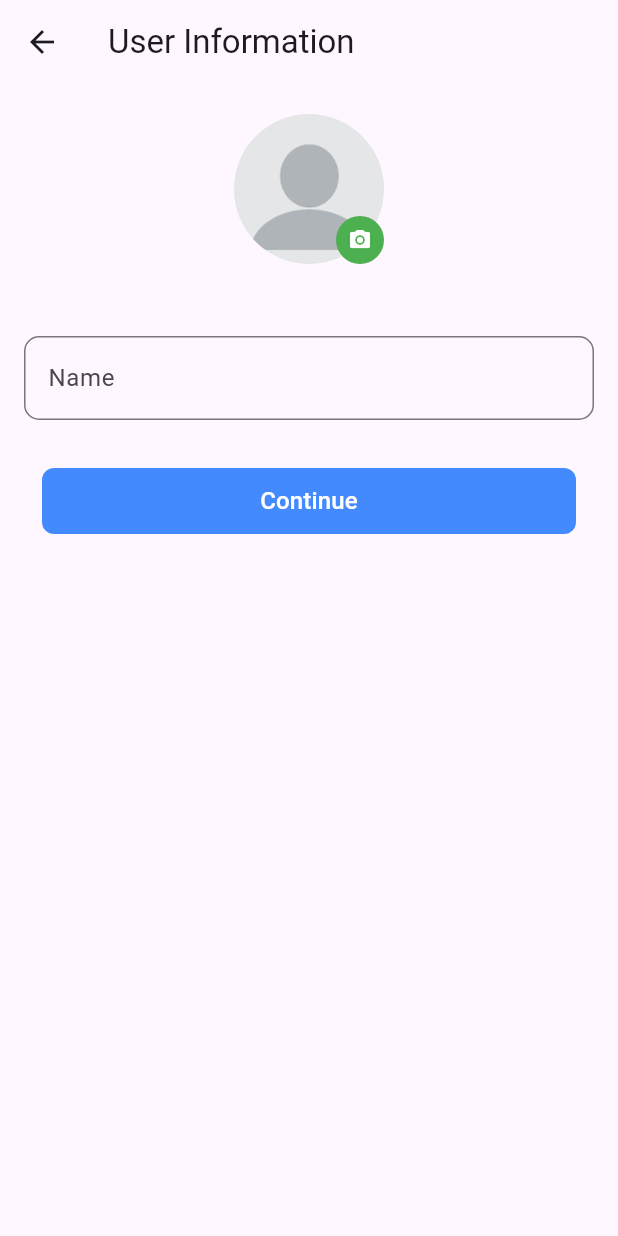
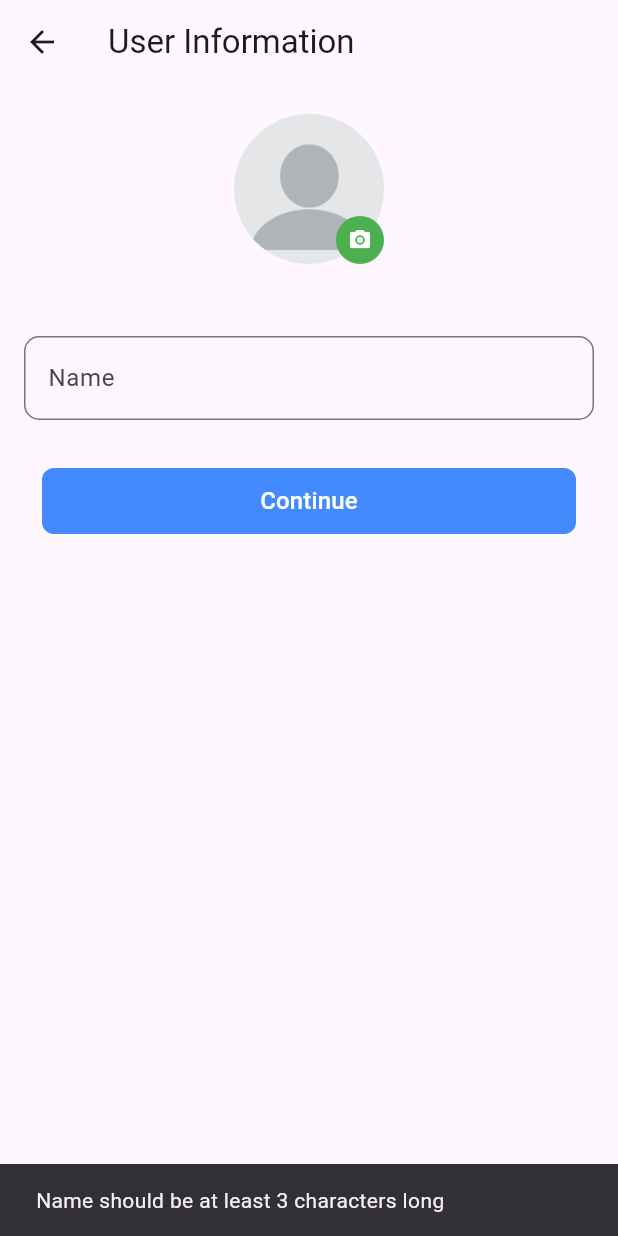
Before and after one commit to Dayoung007/chat_app, a Flutter app: the UserInformationScreen screen opened by its route, after a tap on "Continue", on a phone screen of 412 x 824 dp. Run offline on Flutter 3.47's test engine with Material 3 defaults, Android fonts, the phone set to English and light mode, and no system bars; our stand-ins replace adaptive_theme, cloud_firestore, country_picker, firebase_auth, firebase_core, firebase_storage and 6 more; accounts and stored records are empty.

Commit message:
signin in user and uploading image to fire store

```diff
--- a/lib/authentication/user_information_screen.dart
+++ b/lib/authentication/user_information_screen.dart
@@ -2,8 +2,12 @@ import 'dart:io';
 
 import 'package:flutter/material.dart';
 import 'package:image_cropper/image_cropper.dart';
-import '../utilities/assets_manager.dart';
-import '../utilities/global_method.dart';
+import 'package:new_chat_app/constant.dart';
+import 'package:new_chat_app/models/user_model.dart';
+import 'package:new_chat_app/providers/authentication_provider.dart';
+import 'package:new_chat_app/widget/display_user_image.dart';
+import 'package:provider/provider.dart';
+import 'package:new_chat_app/utilities/global_method.dart';
 
 class UserInformationScreen extends StatefulWidget {
   const UserInformationScreen({super.key});
@@ -26,10 +30,14 @@ class _UserInformationScreenState extends State<UserInformationScreen> {
           showSnackBar(context, message);
         });
     // crop image
-    cropImage(finalFileImage?.path);
+    await cropImage(finalFileImage?.path);
+    popContext();
+  }
+  void popContext() {
+    Navigator.of(context).pop();
   }
 
-  void cropImage(filePath) async {
+  Future<void> cropImage(filePath) async {
     if (filePath != null) {
       CroppedFile? croppedFile = await ImageCropper().cropImage(
           sourcePath: filePath, maxHeight: 800, maxWidth: 800, compressQuality: 90);
@@ -57,7 +65,9 @@ class _UserInformationScreenState extends State<UserInformationScreen> {
   @override
   Widget build(BuildContext context) {
     return Scaffold(
-      appBar: AppBar(title: const Text('User Information'), ),
+      appBar: AppBar(
+        title: const Text('User Information'),
+      ),
       body: Padding(
         padding: const EdgeInsets.symmetric(
           horizontal: 16,
@@ -68,75 +78,18 @@ class _UserInformationScreenState extends State<UserInformationScreen> {
           children: [
             Center(
               child: finalFileImage != null
-                  ? Stack(
-                      children: [
-                        ClipRRect(
-                          borderRadius: BorderRadius.circular(200),
-                          clipBehavior: Clip.antiAlias,
-                          child: Image.file(
-                            finalFileImage!,
-                            width: 100,
-                            height: 100,
-                            fit: BoxFit.cover,
-                          ),
-                        ),
-                        Positioned(
-                          bottom: 0,
-                          right: 0,
-                          child: InkWell(
-                            onTap: () {
-                              buildShowModalBottomSheet(context);
-                            },
-                            child: Container(
-                              padding: const EdgeInsets.all(8),
-                              decoration: BoxDecoration(
-                                color: Colors.green,
-                                borderRadius: BorderRadius.circular(30),
-                              ),
-                              child: const Icon(
-                                Icons.camera_alt_rounded,
-                                size: 16,
-                                color: Colors.white,
-                              ),
-                            ),
-                          ),
-                        )
-                      ],
+                  ? DisplayUserImage(
+                      onPress: () {
+                        buildShowModalBottomSheet(context);
+                      },
+                      isImageFile: true,
+                      finalFileImage: finalFileImage,
                     )
-                  : Stack(
-                      children: [
-                        ClipRRect(
-                          borderRadius: BorderRadius.circular(200),
-                          clipBehavior: Clip.antiAlias,
-                          child: Image.asset(
-                            AssetsManager.userImage,
-                            width: 100,
-                            height: 100,
-                            fit: BoxFit.cover,
-                          ),
-                        ),
-                        Positioned(
-                          bottom: 0,
-                          right: 0,
-                          child: InkWell(
-                            onTap: () {
-                              buildShowModalBottomSheet(context);
-                            },
-                            child: Container(
-                              padding: const EdgeInsets.all(8),
-                              decoration: BoxDecoration(
-                                color: Colors.green,
-                                borderRadius: BorderRadius.circular(30),
-                              ),
-                              child: const Icon(
-                                Icons.camera_alt_rounded,
-                                size: 16,
-                                color: Colors.white,
-                              ),
-                            ),
-                          ),
-                        )
-                      ],
+                  : DisplayUserImage(
+                      onPress: () {
+                        buildShowModalBottomSheet(context);
+                      },
+                      isImageFile: false,
                     ),
             ),
             const SizedBox(height: 48),
@@ -151,7 +104,15 @@ class _UserInformationScreenState extends State<UserInformationScreen> {
             ),
             const SizedBox(height: 24),
             AppButton(
-              action: () {},
+              action: () {
+                if (_nameController.text.isEmpty || _nameController.text.length < 3) {
+                  showSnackBar(context, 'Name should be at least 3 characters long');
+                  return;
+                } else {
+                  saveUserDataToFirestore();
+                }
+                //save the user to firestore
+              },
               buttonText: 'Continue',
               textColor: Colors.white,
               buttonBackground: Colors.blueAccent,
@@ -164,8 +125,7 @@ class _UserInformationScreenState extends State<UserInformationScreen> {
 
   Future<dynamic> buildShowModalBottomSheet(BuildContext context) {
     return showModalBottomSheet(
-      showDragHandle: true,
-
+        showDragHandle: true,
         backgroundColor: Colors.white,
         elevation: 10,
         context: context,
@@ -176,7 +136,6 @@ class _UserInformationScreenState extends State<UserInformationScreen> {
               mainAxisAlignment: MainAxisAlignment.center,
               crossAxisAlignment: CrossAxisAlignment.center,
               children: [
-
                 SizedBox(height: 10),
                 ListTile(
                   onTap: () {
@@ -196,6 +155,44 @@ class _UserInformationScreenState extends State<UserInformationScreen> {
             ),
           );
         });
+  }
+
+  // save user data to firestore
+  Future<void> saveUserDataToFirestore() async {
+    final _authProvider = context.read<AuthenticationProvider>();
+    UserModel userModel = UserModel(
+        name: _nameController.text.trim(),
+        uid: _authProvider.uid!,
+        phoneNumber: _authProvider.phoneNumber!,
+        image: '',
+        token: '',
+        aboutMe: 'Hey there, i am using this application',
+        lastSeen: '',
+        createdAt: '',
+        isOnline: true,
+        friendUids: [],
+        friendRequestUids: [],
+        sentFriendRequestUids: []);
+
+    _authProvider.saveUserDataToFirestore(
+        userModel: userModel,
+        fileImage: finalFileImage,
+        onSuccess: () async {
+          showSnackBar(context, 'User data saved successfully');
+          await Future.delayed(const Duration(seconds: 1));
+          await _authProvider.saveUserDataToSharedPreferences();
+          navigateToHomeScreen();
+        },
+        onFail: () async {
+          showSnackBar(context, 'Failed to save user data');
+          await Future.delayed(const Duration(seconds: 1));
+        });
+  }
+
+  void navigateToHomeScreen() {
+    // Navigate to home screen and remove all routes
+
+    Navigator.of(context).pushNamedAndRemoveUntil(Constants.homeScreen, (route) => false);
   }
 }
 
--- a/lib/constant.dart
+++ b/lib/constant.dart
@@ -15,6 +15,7 @@ class Constants {
   static String users = 'users';
   static String verificationId = 'verificationId';
   static const String userModel = 'userModel';
+  static const String userImages = 'userImages';
 
 
   //screen routes
--- a/lib/main.dart
+++ b/lib/main.dart
@@ -31,7 +31,7 @@ class MyApp extends StatelessWidget {
       theme: ThemeData(
         primarySwatch: Colors.blue,
       ),
-      initialRoute: Constants.userInformationScreen,
+      initialRoute: Constants.loginScreen,
       routes: {
 
         Constants.loginScreen: (context) => const LoginScreen(),
--- /dev/null
+++ b/lib/widget/display_user_image.dart
@@ -0,0 +1,63 @@
+import 'dart:io';
+
+import 'package:flutter/material.dart';
+import 'package:new_chat_app/utilities/assets_manager.dart';
+
+class DisplayUserImage extends StatelessWidget {
+  const DisplayUserImage({
+    super.key,
+    required this.onPress,
+    this.finalFileImage,
+    required this.isImageFile,
+  });
+
+  final Function()? onPress;
+  final File? finalFileImage;
+  final bool isImageFile;
+
+  @override
+  Widget build(BuildContext context) {
+    Widget imageWidget = isImageFile && finalFileImage != null
+        ? Image.file(
+            finalFileImage!,
+            width: 100,
+            height: 100,
+            fit: BoxFit.cover,
+          )
+        : Image.asset(
+            AssetsManager.userImage,
+            width: 100,
+            height: 100,
+            fit: BoxFit.cover,
+          );
+
+    return Stack(
+      children: [
+        ClipRRect(
+          borderRadius: BorderRadius.circular(200),
+          clipBehavior: Clip.antiAlias,
+          child: imageWidget,
+        ),
+        Positioned(
+          bottom: 0,
+          right: 0,
+          child: GestureDetector(
+            onTap: onPress,
+            child: Container(
+              padding: const EdgeInsets.all(8),
+              decoration: BoxDecoration(
+                color: Colors.green,
+                borderRadius: BorderRadius.circular(30),
+              ),
+              child: const Icon(
+                Icons.camera_alt_rounded,
+                size: 16,
+                color: Colors.white,
+              ),
+            ),
+          ),
+        ),
+      ],
+    );
+  }
+}
```
Also changed, not shown: lib/providers/authentication_provider.dart (+59 -7 lines).
